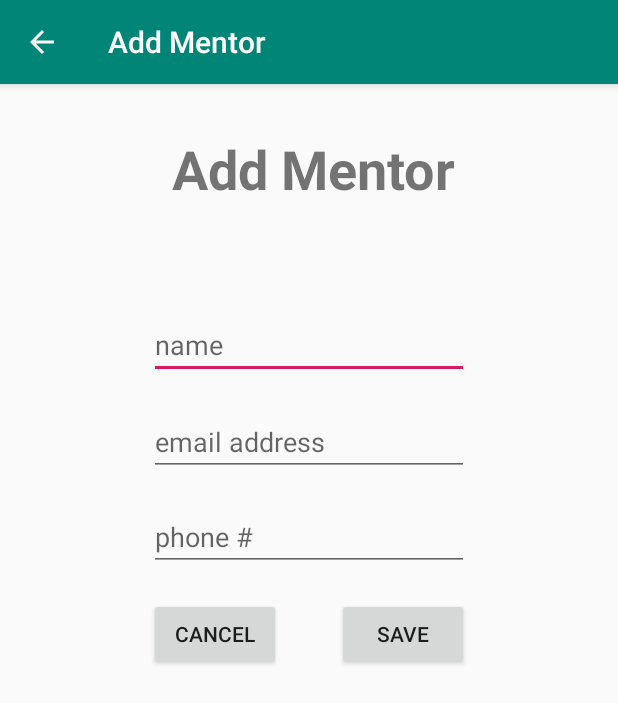
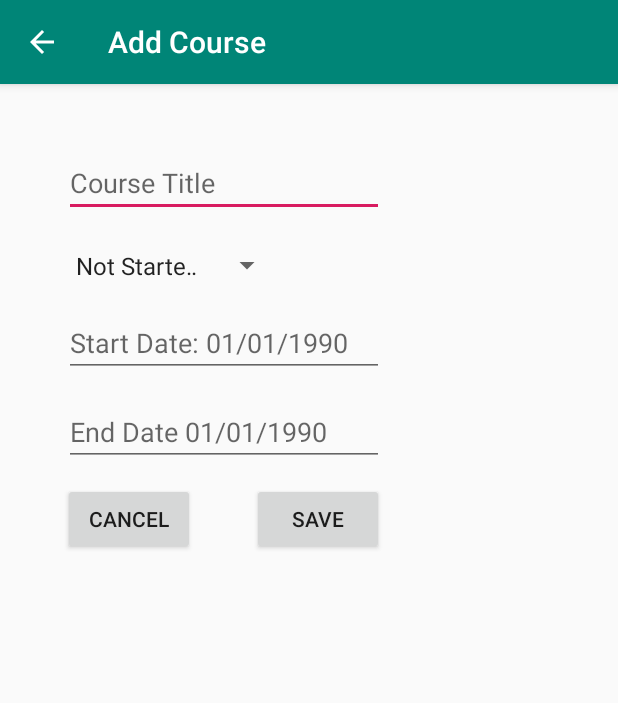
Before and after one commit to phss1/C195, an Android app: the Courses screen opened directly, with no data from a screen before it, after a tap on "ADD", on a phone screen of 412 x 824 dp. Shown: the top 703 px of the screen. Run offline under Robolectric (Android 15) with nearby library versions, the phone set to English and light mode, and no system bars.

Commit message:
Saving changes 11/03 1048

```diff
--- a/C196/app/src/main/AndroidManifest.xml
+++ b/C196/app/src/main/AndroidManifest.xml
@@ -9,7 +9,8 @@
         android:roundIcon="@mipmap/ic_launcher_round"
         android:supportsRtl="true"
         android:theme="@style/AppTheme">
-        <activity android:name=".Controller.Course.CourseModify"></activity>
+        <activity android:name=".CourseAdd"></activity>
+        <activity android:name=".Controller.Course.CourseModify" />
         <activity android:name=".Controller.Course.CourseDetailedView" />
         <activity android:name=".Controller.Term.TermDetailedView" />
         <activity android:name=".Controller.Term.TermRemoveCourse" />
--- a/C196/app/src/main/java/com/example/c196/Controller/Course/Courses.java
+++ b/C196/app/src/main/java/com/example/c196/Controller/Course/Courses.java
@@ -15,6 +15,7 @@ import com.example.c196.Classes.*;
 import com.example.c196.Controller.MainActivity;
 import com.example.c196.Controller.Mentor.MentorAdd;
 import com.example.c196.Controller.Mentor.MentorModify;
+import com.example.c196.CourseAdd;
 import com.example.c196.R;
 import com.example.c196.Utility.*;
 import java.util.ArrayList;
@@ -76,13 +77,13 @@ public class Courses extends AppCompatActivity
 
     public void onActionAddCourse(View view)
     {
-        Intent intent = new Intent(this, MentorAdd.class);
+        Intent intent = new Intent(this, CourseAdd.class);
         startActivity(intent);
     }
 
     public void onClickModifyCourse(View view)
     {
-        Intent intent = new Intent(this, MentorModify.class);
+        Intent intent = new Intent(this, CourseDetailedView.class);
         startActivity(intent);
     }
 
@@ -98,8 +99,8 @@ public class Courses extends AppCompatActivity
         dp.getAllCourses().clear();
         while (cursor.moveToNext())
         {
-            Course tempCourse = new Course(cursor.getInt(0), cursor.getString(1), cursor.getString(2), cursor.getString(3),
-            a, n, cursor.getString(4), cursor.getString(5));
+            Course tempCourse = new Course(cursor.getInt(0), cursor.getString(3), cursor.getString(4),
+            a, n, cursor.getString(5), cursor.getString(6));
             dp.addCourse(tempCourse);
             courseList.add(cursor.getString(3));
         }
--- a/C196/app/src/main/java/com/example/c196/Controller/Term/TermModify.java
+++ b/C196/app/src/main/java/com/example/c196/Controller/Term/TermModify.java
@@ -106,8 +106,8 @@ public class TermModify extends AppCompatActivity
         dp.getAllCourses().clear();
         while (cursor.moveToNext())
         {
-            Course tempCourse = new Course(cursor.getInt(0), cursor.getString(1), cursor.getString(2), cursor.getString(3),
-                    a, n, cursor.getString(4), cursor.getString(5));
+            Course tempCourse = new Course(cursor.getInt(0), cursor.getString(3), cursor.getString(4),
+                    a, n, cursor.getString(5), cursor.getString(6));
             dp.addCourse(tempCourse);
             courseList.add(cursor.getString(3));
         }
--- /dev/null
+++ b/C196/app/src/main/java/com/example/c196/CourseAdd.java
@@ -0,0 +1,79 @@
+package com.example.c196;
+
+import androidx.appcompat.app.AppCompatActivity;
+
+import android.content.Intent;
+import android.os.Bundle;
+import android.view.MenuItem;
+import android.view.View;
+import android.widget.ArrayAdapter;
+import android.widget.Spinner;
+
+import com.example.c196.Controller.Course.CourseDetailedView;
+import com.example.c196.Controller.Course.CourseModify;
+import com.example.c196.Controller.Course.Courses;
+import com.example.c196.Utility.DBConnector;
+
+public class CourseAdd extends AppCompatActivity
+{
+    DBConnector myHelper;
+
+    @Override
+    protected void onCreate(Bundle savedInstanceState)
+    {
+        super.onCreate(savedInstanceState);
+        setContentView(R.layout.activity_course_add);
+        getSupportActionBar().setTitle("Add Course");
+        getSupportActionBar().setDisplayHomeAsUpEnabled(true);
+
+        myHelper = new DBConnector(CourseAdd.this);
+        myHelper.getWritableDatabase();
+
+        Spinner spinner = findViewById(R.id.addCourseStatusSpn);
+        String[] statusArray = new String[]{"Not Started", "In Progress", "Completed"};
+        ArrayAdapter<String> spinnerAdapter = new ArrayAdapter(this,
+                android.R.layout.simple_spinner_item, statusArray);
+        spinner.setAdapter(spinnerAdapter);
+
+    }
+
+    public void onClickAddCourseSaveBtn(View view)
+    {
+        Intent intent = new Intent(this, CourseModify.class);
+        startActivity(intent);
+    }
+
+    public void onClickAddCourseCancelBtn(View view)
+    {
+        Intent intent = new Intent(this, Courses.class);
+        startActivity(intent);
+    }
+
+    @Override
+    protected void onPause()
+    {
+        super.onPause();
+        myHelper.close();
+    }
+
+    @Override
+    protected void onResume()
+    {
+        super.onResume();
+        myHelper = new DBConnector(CourseAdd.this);
+        myHelper.getWritableDatabase();
+    }
+
+    @Override
+    public boolean onOptionsItemSelected(MenuItem item)
+    {
+        int id = item.getItemId();
+        if (id == android.R.id.home)
+        {
+            Intent intent = new Intent(this, Courses.class);
+            startActivity(intent);
+        }
+
+        return true;
+    }
+}
--- /dev/null
+++ b/C196/app/src/main/res/layout/activity_course_add.xml
@@ -0,0 +1,94 @@
+<?xml version="1.0" encoding="utf-8"?>
+<androidx.constraintlayout.widget.ConstraintLayout xmlns:android="http://schemas.android.com/apk/res/android"
+    xmlns:app="http://schemas.android.com/apk/res-auto"
+    xmlns:tools="http://schemas.android.com/tools"
+    android:layout_width="match_parent"
+    android:layout_height="match_parent"
+    tools:context=".CourseAdd">
+
+    <EditText
+        android:id="@+id/addCourseTitleTxtFld"
+        android:layout_width="wrap_content"
+        android:layout_height="wrap_content"
+        android:layout_marginStart="42dp"
+        android:layout_marginLeft="42dp"
+        android:layout_marginTop="43dp"
+        android:layout_marginEnd="156dp"
+        android:layout_marginRight="156dp"
+        android:ems="10"
+        android:hint="Course Title"
+        android:inputType="textPersonName"
+        app:layout_constraintEnd_toEndOf="parent"
+        app:layout_constraintStart_toStartOf="parent"
+        app:layout_constraintTop_toTopOf="parent" />
+
+    <EditText
+        android:id="@+id/addCourseStartDateTxtFld"
+        android:layout_width="wrap_content"
+        android:layout_height="wrap_content"
+        android:layout_marginStart="42dp"
+        android:layout_marginLeft="42dp"
+        android:layout_marginTop="10dp"
+        android:layout_marginEnd="156dp"
+        android:layout_marginRight="156dp"
+        android:ems="10"
+        android:hint="Start Date: 01/01/1990"
+        android:inputType="textPersonName"
+        app:layout_constraintEnd_toEndOf="parent"
+        app:layout_constraintStart_toStartOf="parent"
+        app:layout_constraintTop_toBottomOf="@+id/addCourseStatusSpn" />
+
+    <EditText
+        android:id="@+id/addCourseEndDateTxtFld"
+        android:layout_width="wrap_content"
+        android:layout_height="wrap_content"
+        android:layout_marginStart="42dp"
+        android:layout_marginLeft="42dp"
+        android:layout_marginTop="14dp"
+        android:layout_marginEnd="156dp"
+        android:layout_marginRight="156dp"
+        android:ems="10"
+        android:hint="End Date 01/01/1990"
+        android:inputType="textPersonName"
+        app:layout_constraintEnd_toEndOf="parent"
+        app:layout_constraintStart_toStartOf="parent"
+        app:layout_constraintTop_toBottomOf="@+id/addCourseStartDateTxtFld" />
+
+    <Spinner
+        android:id="@+id/addCourseStatusSpn"
+        android:layout_width="146dp"
+        android:layout_height="38dp"
+        android:layout_marginStart="42dp"
+        android:layout_marginLeft="42dp"
+        android:layout_marginTop="13dp"
+        android:layout_marginEnd="223dp"
+        android:layout_marginRight="223dp"
+        app:layout_constraintEnd_toEndOf="parent"
+        app:layout_constraintStart_toStartOf="parent"
+        app:layout_constraintTop_toBottomOf="@+id/addCourseTitleTxtFld" />
+
+    <Button
+        android:id="@+id/addCourseSaveBtn"
+        android:layout_width="wrap_content"
+        android:layout_height="wrap_content"
+        android:layout_marginTop="11dp"
+        android:layout_marginEnd="156dp"
+        android:layout_marginRight="156dp"
+        android:onClick="onClickAddCourseSaveBtn"
+        android:text="Save"
+        app:layout_constraintEnd_toEndOf="parent"
+        app:layout_constraintTop_toBottomOf="@+id/addCourseEndDateTxtFld" />
+
+    <Button
+        android:id="@+id/addCourseCancelBtn"
+        android:layout_width="wrap_content"
+        android:layout_height="wrap_content"
+        android:layout_marginStart="42dp"
+        android:layout_marginLeft="42dp"
+        android:layout_marginTop="11dp"
+        android:onClick="onClickAddCourseCancelBtn"
+        android:text="Cancel"
+        app:layout_constraintStart_toStartOf="parent"
+        app:layout_constraintTop_toBottomOf="@+id/addCourseEndDateTxtFld" />
+
+</androidx.constraintlayout.widget.ConstraintLayout>
--- a/C196/app/src/main/res/layout/activity_courses.xml
+++ b/C196/app/src/main/res/layout/activity_courses.xml
@@ -56,8 +56,8 @@
 
     <ListView
         android:id="@+id/courseLstVw"
-        android:layout_width="413dp"
-        android:layout_height="420dp"
+        android:layout_width="414dp"
+        android:layout_height="378dp"
         android:layout_marginStart="31dp"
         android:layout_marginLeft="31dp"
         android:layout_marginEnd="30dp"
```
Also changed, not shown: C196/app/src/main/java/com/example/c196/Classes/Course.java (+1 -13 lines), C196/app/src/main/java/com/example/c196/Controller/Course/CourseDetailedView.java (+31 -9 lines), C196/app/src/main/res/layout/activity_course_detailed_view.xml (+42 -11 lines).
